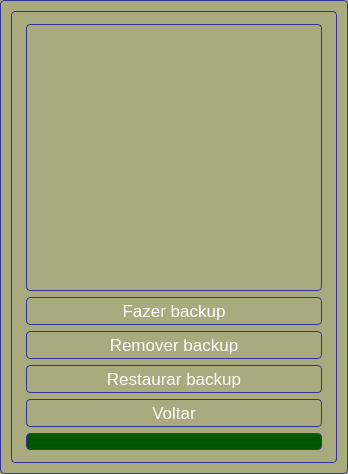
The window that ui/backup.ui (tiagopascal/Almoco) describes before a commit, drawn with Qt 5.
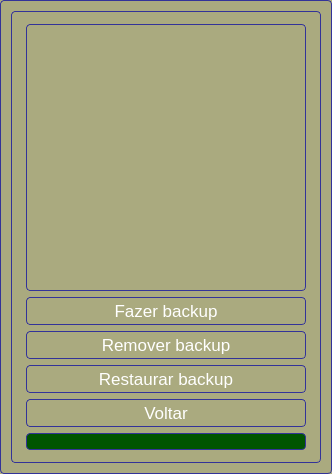
The same window after the commit.

Commit message: Alterado as telas para tamanho maximo fixo

```diff
--- a/ui/backup.ui
+++ b/ui/backup.ui
@@ -6,7 +6,7 @@
    <rect>
     <x>0</x>
     <y>0</y>
-    <width>348</width>
+    <width>332</width>
     <height>474</height>
    </rect>
   </property>
@@ -28,6 +28,9 @@
 padding-right: 5px;</string>
   </property>
   <layout class="QGridLayout" name="gridLayout_2">
+   <property name="sizeConstraint">
+    <enum>QLayout::SetMaximumSize</enum>
+   </property>
    <item row="0" column="0">
     <widget class="QFrame" name="frame">
      <property name="frameShape">
```
The commit also changes 5 other files.
